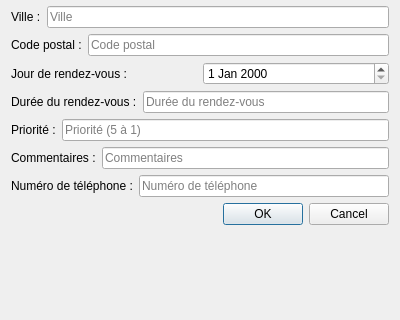
The window that addclientdialog.ui (OlivierCoue/projetqt) describes before a commit, drawn with Qt 5; both pictures show x 0 to 400 and y 173 to 493 of the 400 by 493 pixel window.
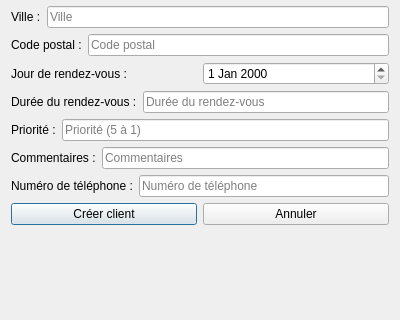
The same window after the commit.

Commit message: add client validation

```diff
--- a/addclientdialog.ui
+++ b/addclientdialog.ui
@@ -195,14 +195,22 @@
         </layout>
        </item>
        <item>
-        <widget class="QDialogButtonBox" name="buttonBox">
-         <property name="orientation">
-          <enum>Qt::Horizontal</enum>
-         </property>
-         <property name="standardButtons">
-          <set>QDialogButtonBox::Cancel|QDialogButtonBox::Ok</set>
-         </property>
-        </widget>
+        <layout class="QHBoxLayout" name="horizontalLayout">
+         <item>
+          <widget class="QPushButton" name="createClientButton">
+           <property name="text">
+            <string>Créer client</string>
+           </property>
+          </widget>
+         </item>
+         <item>
+          <widget class="QPushButton" name="cancelButton">
+           <property name="text">
+            <string>Annuler</string>
+           </property>
+          </widget>
+         </item>
+        </layout>
        </item>
       </layout>
      </item>
```
Left out of the diff: 38 changed lines with no effect on the pictures. The commit also changes 8 other files.
